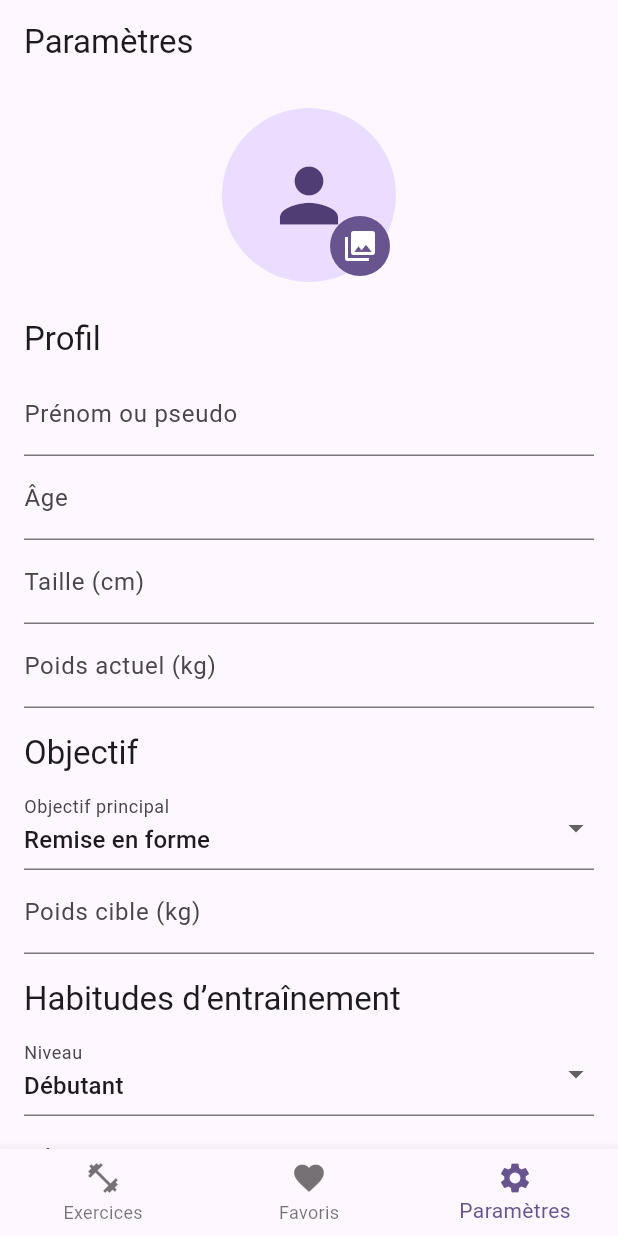
After one commit to Stitiv-12/muscle_app, a Flutter app: the screen it shows after launch, item 3 of the bottom bar chosen, on a phone screen of 412 x 824 dp. The commit adds this screen. Run offline on Flutter 3.47's test engine with Material 3 defaults, Android fonts, the phone set to English and light mode, and no system bars; our stand-ins replace flutter_riverpod, flutter_svg, hive_ce, hive_ce_flutter, image_picker; accounts and stored records are empty; network calls fail.

Commit message:
feat: page parametre profil

```diff
--- a/lib/main.dart
+++ b/lib/main.dart
@@ -1,6 +1,7 @@
 import 'package:flutter/material.dart';
 import 'package:flutter_riverpod/flutter_riverpod.dart';
 import 'package:muscle_app/pages/main_page.dart';
+import 'package:muscle_app/providers/settings_providers.dart';
 import 'package:hive_ce_flutter/hive_flutter.dart';
 
 import 'models/saved_exercise.dart';
@@ -18,22 +19,33 @@ Future<void> main() async {
     ..registerAdapter(SavedExerciseSetAdapter());
 
   await Hive.openBox<SavedExercise>('saved_exercises');
+  await Hive.openBox<dynamic>('user_settings');
 
   runApp(const ProviderScope(child: MyApp()));
 }
 
-class MyApp extends StatelessWidget {
+class MyApp extends ConsumerWidget {
   const MyApp({super.key});
 
   // This widget is the root of your application.
   @override
-  Widget build(BuildContext context) {
+  Widget build(BuildContext context, WidgetRef ref) {
+    final settings = ref.watch(settingsProvider);
+
     return MaterialApp(
       title: 'Muscle App',
       theme: ThemeData(
         colorScheme: ColorScheme.fromSeed(seedColor: Colors.deepPurple),
         useMaterial3: true,
       ),
+      darkTheme: ThemeData(
+        colorScheme: ColorScheme.fromSeed(
+          seedColor: Colors.deepPurple,
+          brightness: Brightness.dark,
+        ),
+        useMaterial3: true,
+      ),
+      themeMode: settings.isDarkMode ? ThemeMode.dark : ThemeMode.light,
       home: const MainPage(),
     );
   }
--- /dev/null
+++ b/lib/models/user_settings.dart
@@ -0,0 +1,76 @@
+import 'dart:typed_data';
+
+class UserSettings {
+  const UserSettings({
+    this.displayName = '',
+    this.age = '',
+    this.heightCm = '',
+    this.weightKg = '',
+    this.goal = 'Remise en forme',
+    this.targetWeightKg = '',
+    this.level = 'Débutant',
+    this.sessionsPerWeek = '',
+    this.sessionDurationMinutes = '',
+    this.healthNotes = '',
+    this.profileImageBytes,
+    this.restSeconds = 90,
+    this.weightUnit = 'kg',
+    this.isDarkMode = false,
+  });
+
+  final String displayName;
+  final String age;
+  final String heightCm;
+  final String weightKg;
+  final String goal;
+  final String targetWeightKg;
+  final String level;
+  final String sessionsPerWeek;
+  final String sessionDurationMinutes;
+  final String healthNotes;
+  final Uint8List? profileImageBytes;
+  final int restSeconds;
+  final String weightUnit;
+  final bool isDarkMode;
+
+  /// Reconstruit les préférences locales à partir des valeurs lues dans Hive.
+  factory UserSettings.fromMap(Map<dynamic, dynamic>? values) {
+    final settings = values ?? const <dynamic, dynamic>{};
+    return UserSettings(
+      displayName: settings['displayName'] as String? ?? '',
+      age: settings['age'] as String? ?? '',
+      heightCm: settings['heightCm'] as String? ?? '',
+      weightKg: settings['weightKg'] as String? ?? '',
+      goal: settings['goal'] as String? ?? 'Remise en forme',
+      targetWeightKg: settings['targetWeightKg'] as String? ?? '',
+      level: settings['level'] as String? ?? 'Débutant',
+      sessionsPerWeek: settings['sessionsPerWeek'] as String? ?? '',
+      sessionDurationMinutes: settings['sessionDurationMinutes'] as String? ?? '',
+      healthNotes: settings['healthNotes'] as String? ?? '',
+      profileImageBytes: settings['profileImageBytes'] as Uint8List?,
+      restSeconds: settings['restSeconds'] as int? ?? 90,
+      weightUnit: settings['weightUnit'] as String? ?? 'kg',
+      isDarkMode: settings['isDarkMode'] as bool? ?? false,
+    );
+  }
+
+  /// Transforme les préférences en valeurs compatibles avec le stockage Hive.
+  Map<String, dynamic> toMap() {
+    return {
+      'displayName': displayName,
+      'age': age,
+      'heightCm': heightCm,
+      'weightKg': weightKg,
+      'goal': goal,
+      'targetWeightKg': targetWeightKg,
+      'level': level,
+      'sessionsPerWeek': sessionsPerWeek,
+      'sessionDurationMinutes': sessionDurationMinutes,
+      'healthNotes': healthNotes,
+      'profileImageBytes': profileImageBytes,
+      'restSeconds': restSeconds,
+      'weightUnit': weightUnit,
+      'isDarkMode': isDarkMode,
+    };
+  }
+}
--- a/lib/pages/main_page.dart
+++ b/lib/pages/main_page.dart
@@ -1,6 +1,7 @@
 import 'package:flutter/material.dart';
 import 'package:muscle_app/pages/exercices_page.dart';
 import 'package:muscle_app/pages/favorites_page.dart';
+import 'package:muscle_app/pages/settings_page.dart';
 
 class MainPage extends StatefulWidget {
   const MainPage({super.key});
@@ -12,7 +13,7 @@ class MainPage extends StatefulWidget {
 class _MainPageState extends State<MainPage> {
   int currentIndex = 0;
 
-  final pages = const [ExercisesPage(), FavoritesPage(), ExercisesPage()];
+  final pages = const [ExercisesPage(), FavoritesPage(), SettingsPage()];
 
   @override
   Widget build(BuildContext context) {
--- /dev/null
+++ b/lib/pages/settings_page.dart
@@ -0,0 +1,292 @@
+import 'dart:typed_data';
+
+import 'package:flutter/material.dart';
+import 'package:flutter/services.dart';
+import 'package:flutter_riverpod/flutter_riverpod.dart';
+import 'package:image_picker/image_picker.dart';
+import 'package:muscle_app/models/user_settings.dart';
+import 'package:muscle_app/providers/settings_providers.dart';
+
+class SettingsPage extends ConsumerStatefulWidget {
+  const SettingsPage({super.key});
+
+  @override
+  ConsumerState<SettingsPage> createState() => _SettingsPageState();
+}
+
+class _SettingsPageState extends ConsumerState<SettingsPage> {
+  final _formKey = GlobalKey<FormState>();
+  final _displayNameController = TextEditingController();
+  final _ageController = TextEditingController();
+  final _heightController = TextEditingController();
+  final _weightController = TextEditingController();
+  final _targetWeightController = TextEditingController();
+  final _sessionsController = TextEditingController();
+  final _durationController = TextEditingController();
+  final _restController = TextEditingController();
+  final _healthNotesController = TextEditingController();
+  late String _goal;
+  late String _level;
+  late String _weightUnit;
+  late bool _isDarkMode;
+  Uint8List? _profileImageBytes;
+
+  @override
+  void initState() {
+    super.initState();
+    final settings = ref.read(settingsProvider);
+    _displayNameController.text = settings.displayName;
+    _ageController.text = settings.age;
+    _heightController.text = settings.heightCm;
+    _weightController.text = settings.weightKg;
+    _targetWeightController.text = settings.targetWeightKg;
+    _sessionsController.text = settings.sessionsPerWeek;
+    _durationController.text = settings.sessionDurationMinutes;
+    _restController.text = settings.restSeconds.toString();
+    _healthNotesController.text = settings.healthNotes;
+    _goal = settings.goal;
+    _level = settings.level;
+    _weightUnit = settings.weightUnit;
+    _isDarkMode = settings.isDarkMode;
+    _profileImageBytes = settings.profileImageBytes;
+  }
+
+  @override
+  void dispose() {
+    _displayNameController.dispose();
+    _ageController.dispose();
+    _heightController.dispose();
+    _weightController.dispose();
+    _targetWeightController.dispose();
+    _sessionsController.dispose();
+    _durationController.dispose();
+    _restController.dispose();
+    _healthNotesController.dispose();
+    super.dispose();
+  }
+
+  /// Ouvre la galerie et conserve l'image dans le stockage local de l'application.
+  Future<void> _pickProfileImage() async {
+    final image = await ImagePicker().pickImage(
+      source: ImageSource.gallery,
+      imageQuality: 85,
+    );
+    if (image == null) return;
+
+    final imageBytes = await image.readAsBytes();
+    if (mounted) setState(() => _profileImageBytes = imageBytes);
+  }
+
+  /// Valide puis enregistre le profil et les préférences de l'utilisateur.
+  Future<void> _save() async {
+    if (!_formKey.currentState!.validate()) return;
+
+    await ref.read(settingsProvider.notifier).save(
+          UserSettings(
+            displayName: _displayNameController.text.trim(),
+            age: _ageController.text.trim(),
+            heightCm: _heightController.text.trim(),
+            weightKg: _weightController.text.trim(),
+            goal: _goal,
+            targetWeightKg: _targetWeightController.text.trim(),
+            level: _level,
+            sessionsPerWeek: _sessionsController.text.trim(),
+            sessionDurationMinutes: _durationController.text.trim(),
+            healthNotes: _healthNotesController.text.trim(),
+            profileImageBytes: _profileImageBytes,
+            restSeconds: int.parse(_restController.text),
+            weightUnit: _weightUnit,
+            isDarkMode: _isDarkMode,
+          ),
+        );
+    if (mounted) {
+      ScaffoldMessenger.of(context).showSnackBar(
+        const SnackBar(content: Text('Profil et préférences enregistrés.')),
+      );
+    }
+  }
+
+  @override
+  Widget build(BuildContext context) {
+    final hasImage = _profileImageBytes != null;
+
+    return Scaffold(
+      appBar: AppBar(title: const Text('Paramètres')),
+      body: Form(
+        key: _formKey,
+        child: ListView(
+          padding: const EdgeInsets.all(16),
+          children: [
+            Center(
+              child: Stack(
+                children: [
+                  CircleAvatar(
+                    radius: 58,
+                    backgroundImage: hasImage
+                        ? MemoryImage(_profileImageBytes!)
+                        : null,
+                    child: hasImage ? null : const Icon(Icons.person, size: 58),
+                  ),
+                  Positioned(
+                    right: 0,
+                    bottom: 0,
+                    child: IconButton.filled(
+                      tooltip: 'Choisir une photo de profil',
+                      onPressed: _pickProfileImage,
+                      icon: const Icon(Icons.photo_library),
+                    ),
+                  ),
+                ],
+              ),
+            ),
+            const SizedBox(height: 24),
+            _sectionTitle(context, 'Profil'),
+            _textField(_displayNameController, 'Prénom ou pseudo'),
+            _numberField(_ageController, 'Âge', maxDigits: 3),
+            _numberField(_heightController, 'Taille (cm)', maxDigits: 3),
+            _decimalField(
+              _weightController,
+              'Poids actuel ($_weightUnit)',
+              maxWholeDigits: 3,
+            ),
+            const SizedBox(height: 16),
+            _sectionTitle(context, 'Objectif'),
+            DropdownButtonFormField<String>(
+              value: _goal,
+              decoration: const InputDecoration(labelText: 'Objectif principal'),
+              items: const [
+                'Prise de muscle',
+                'Perte de poids',
+                'Force',
+                'Remise en forme',
+              ].map((value) => DropdownMenuItem(value: value, child: Text(value))).toList(),
+              onChanged: (value) => setState(() => _goal = value!),
+            ),
+            _decimalField(
+              _targetWeightController,
+              'Poids cible ($_weightUnit)',
+              maxWholeDigits: 3,
+            ),
+            const SizedBox(height: 16),
+            _sectionTitle(context, 'Habitudes d’entraînement'),
+            DropdownButtonFormField<String>(
+              value: _level,
+              decoration: const InputDecoration(labelText: 'Niveau'),
+              items: const ['Débutant', 'Intermédiaire', 'Avancé']
+                  .map((value) => DropdownMenuItem(value: value, child: Text(value)))
+                  .toList(),
+              onChanged: (value) => setState(() => _level = value!),
+            ),
+            _numberField(_sessionsController, 'Séances par semaine'),
+            _numberField(_durationController, 'Durée habituelle (minutes)'),
+            const SizedBox(height: 16),
+            _sectionTitle(context, 'Préférences'),
+            _numberField(
+              _restController,
+              'Temps de repos par défaut (secondes)',
+              required: true,
+              allowZero: true,
+            ),
+            DropdownButtonFormField<String>(
+              value: _weightUnit,
+              decoration: const InputDecoration(labelText: 'Unité de poids'),
+              items: const [
+                DropdownMenuItem(value: 'kg', child: Text('Kilogrammes (kg)')),
+                DropdownMenuItem(value: 'lb', child: Text('Livres (lb)')),
+              ],
+              onChanged: (value) => setState(() => _weightUnit = value!),
+            ),
+            SwitchListTile(
+              contentPadding: EdgeInsets.zero,
+              title: const Text('Thème sombre'),
+              value: _isDarkMode,
+              onChanged: (value) => setState(() => _isDarkMode = value),
+            ),
+            const SizedBox(height: 16),
+            _sectionTitle(context, 'Santé et limites'),
+            TextFormField(
+              controller: _healthNotesController,
+              maxLines: 3,
+              decoration: const InputDecoration(
+                labelText: 'Blessures, zones à éviter ou notes personnelles',
+                alignLabelWithHint: true,
+              ),
+            ),
+            const SizedBox(height: 24),
+            FilledButton.icon(
+              onPressed: _save,
+              icon: const Icon(Icons.save),
+              label: const Text('Enregistrer'),
+            ),
+          ],
+        ),
+      ),
+    );
+  }
+
+  /// Crée un titre de section homogène dans la page de paramètres.
+  Widget _sectionTitle(BuildContext context, String text) {
+    return Padding(
+      padding: const EdgeInsets.only(bottom: 8),
+      child: Text(text, style: Theme.of(context).textTheme.titleLarge),
+    );
+  }
+
+  /// Construit un champ texte optionnel du profil.
+  Widget _textField(TextEditingController controller, String label) {
+    return TextFormField(controller: controller, decoration: InputDecoration(labelText: label));
+  }
+
+  /// Construit un champ entier facultatif ou obligatoire avec validation.
+  Widget _numberField(
+    TextEditingController controller,
+    String label, {
+    bool required = false,
+    bool allowZero = false,
+    int? maxDigits,
+  }) {
+    return TextFormField(
+      controller: controller,
+      decoration: InputDecoration(labelText: label),
+      keyboardType: TextInputType.number,
+      inputFormatters: [
+        FilteringTextInputFormatter.digitsOnly,
+        if (maxDigits != null) LengthLimitingTextInputFormatter(maxDigits),
+      ],
+      validator: (value) {
+        if ((value ?? '').isEmpty && !required) return null;
+        final number = int.tryParse(value ?? '');
+        if (number == null || (allowZero ? number < 0 : number <= 0)) {
+          return 'Indique un nombre ${allowZero ? 'positif ou nul' : 'supérieur à 0'}.';
+        }
+        return null;
+      },
+    );
+  }
+
+  /// Construit un champ de poids acceptant uniquement un nombre décimal positif.
+  Widget _decimalField(
+    TextEditingController controller,
+    String label, {
+    int maxWholeDigits = 3,
+  }) {
+    return TextFormField(
+      controller: controller,
+      decoration: InputDecoration(labelText: label),
+      keyboardType: const TextInputType.numberWithOptions(decimal: true),
+      inputFormatters: [
+        FilteringTextInputFormatter.allow(
+          RegExp('^\\d{0,$maxWholeDigits}([,.]\\d{0,2})?\$'),
+        ),
+      ],
+      validator: (value) {
+        if ((value ?? '').isEmpty) return null;
+        final number = double.tryParse(value!.replaceAll(',', '.'));
+        if (number == null || number <= 0) {
+          return 'Indique un poids supérieur à 0.';
+        }
+        return null;
+      },
+    );
+  }
+}
--- /dev/null
+++ b/lib/providers/settings_providers.dart
@@ -0,0 +1,26 @@
+import 'package:flutter_riverpod/flutter_riverpod.dart';
+import 'package:flutter_riverpod/legacy.dart';
+import 'package:muscle_app/models/user_settings.dart';
+import 'package:muscle_app/services/settings_service.dart';
+
+final settingsServiceProvider = Provider<SettingsService>((ref) {
+  return SettingsService();
+});
+
+final settingsProvider = StateNotifierProvider<SettingsNotifier, UserSettings>(
+  (ref) {
+    return SettingsNotifier(ref.watch(settingsServiceProvider));
+  },
+);
+
+class SettingsNotifier extends StateNotifier<UserSettings> {
+  SettingsNotifier(this._service) : super(_service.load());
+
+  final SettingsService _service;
+
+  /// Sauvegarde les préférences puis actualise immédiatement l'interface.
+  Future<void> save(UserSettings settings) async {
+    await _service.save(settings);
+    state = settings;
+  }
+}
--- a/pubspec.yaml
+++ b/pubspec.yaml
@@ -40,6 +40,7 @@ dependencies:
   flutter_svg: ^2.3.0
   hive_ce_flutter: ^2.6.0
   hive_ce: ^2.24.0
+  image_picker: ^1.2.1
 
 dev_dependencies:
   flutter_test:
```
Also changed, not shown: lib/pages/favorites_page.dart (+25 -5 lines), lib/services/settings_service.dart (added, +20 -0 lines), pubspec.lock, 7 other files.
